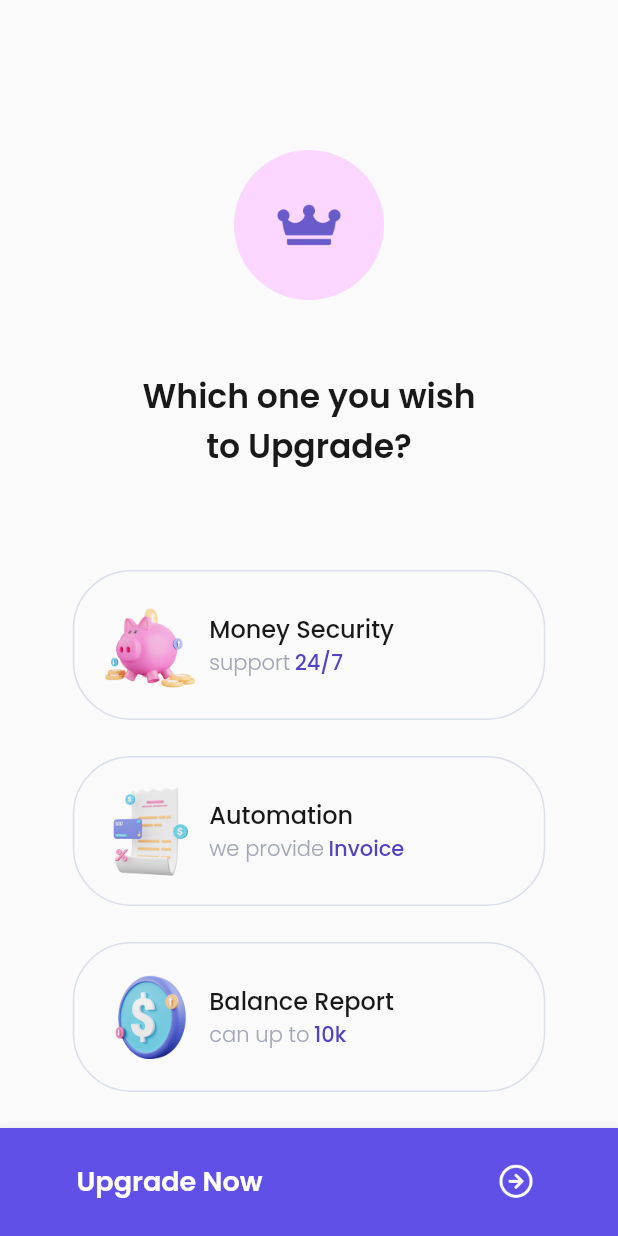
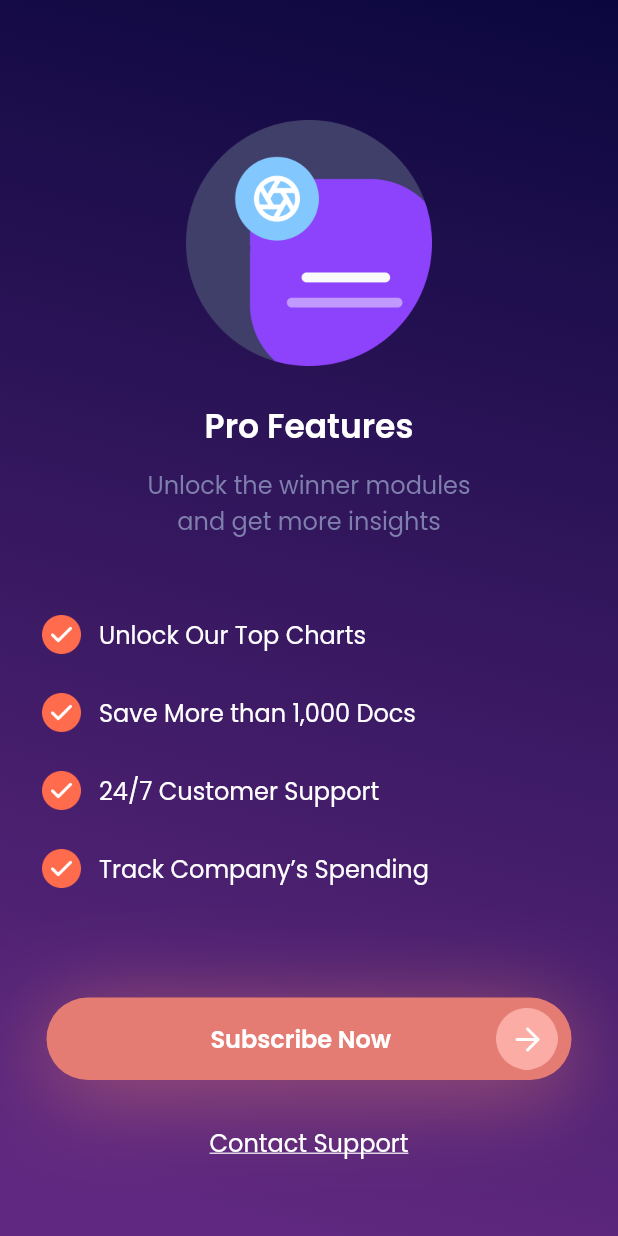
Before and after one commit to Ripat-2345/7-days-flutter, a Flutter app: the screen it shows after launch, on a phone screen of 412 x 824 dp. Run offline on Flutter 3.47's test engine with Material 2 defaults, Android fonts, the phone set to English and light mode, and no system bars; our stand-ins replace google_fonts.

Commit message:
update day 6 clear

```diff
--- a/day-6/flutter_application_1/lib/main.dart
+++ b/day-6/flutter_application_1/lib/main.dart
@@ -1,5 +1,6 @@
 import 'package:flutter/material.dart';
 import 'package:flutter_application_1/pages/pricing1.dart';
+import 'package:flutter_application_1/pages/pricing2.dart';
 
 void main() {
   runApp(Day6());
@@ -12,7 +13,7 @@ class Day6 extends StatelessWidget {
   Widget build(BuildContext context) {
     return MaterialApp(
       debugShowCheckedModeBanner: false,
-      home: Pricing1(),
+      home: Pricing2(),
     );
   }
 }
--- /dev/null
+++ b/day-6/flutter_application_1/lib/pages/pricing2.dart
@@ -0,0 +1,166 @@
+import 'package:flutter/material.dart';
+import 'package:google_fonts/google_fonts.dart';
+
+class Pricing2 extends StatefulWidget {
+  @override
+  _Pricing2State createState() => _Pricing2State();
+}
+
+class _Pricing2State extends State<Pricing2> {
+  Widget header() {
+    return Padding(
+      padding: const EdgeInsets.only(top: 80),
+      child: Center(
+        child: Column(
+          children: [
+            Image.asset(
+              'assets/features_icon.png',
+              width: 164,
+            ),
+            SizedBox(
+              height: 24,
+            ),
+            Text(
+              'Pro Features',
+              style: GoogleFonts.poppins(
+                color: Colors.white,
+                fontSize: 22,
+                fontWeight: FontWeight.w600,
+              ),
+            ),
+            SizedBox(
+              height: 10,
+            ),
+            Text(
+              'Unlock the winner modules\nand get more insights',
+              style: GoogleFonts.poppins(
+                color: Color(0xff7F7FAD),
+                fontSize: 16,
+              ),
+              textAlign: TextAlign.center,
+            ),
+          ],
+        ),
+      ),
+    );
+  }
+
+  Widget option(
+    String text,
+  ) {
+    return Container(
+      margin: EdgeInsets.only(left: 28),
+      child: Row(
+        mainAxisAlignment: MainAxisAlignment.start,
+        children: [
+          Padding(
+            padding: const EdgeInsets.only(right: 12),
+            child: Image.asset(
+              'assets/check_icon.png',
+              width: 26,
+            ),
+          ),
+          Text(
+            text,
+            style: GoogleFonts.poppins(
+              color: Colors.white,
+              fontSize: 16,
+            ),
+          ),
+        ],
+      ),
+    );
+  }
+
+  Widget btn_subscribe() {
+    return Container(
+      width: 350,
+      height: 55,
+      decoration: BoxDecoration(
+        borderRadius: BorderRadius.circular(31),
+        color: Color(0xffE57C73),
+        boxShadow: [
+          BoxShadow(
+            color: Color(0xffE57C73).withOpacity(0.5),
+            blurRadius: 50,
+            spreadRadius: 3,
+            offset: Offset(0, 8),
+          ),
+        ],
+      ),
+      child: Row(
+        mainAxisAlignment: MainAxisAlignment.center,
+        children: [
+          Padding(
+            padding: const EdgeInsets.only(left: 100, top: 15, bottom: 15),
+            child: Text(
+              'Subscribe Now',
+              style: GoogleFonts.poppins(
+                color: Colors.white,
+                fontSize: 16,
+                fontWeight: FontWeight.w600,
+              ),
+            ),
+          ),
+          Padding(
+            padding: const EdgeInsets.only(left: 70),
+            child: Image.asset(
+              'assets/btn_arrow.png',
+              width: 41,
+            ),
+          ),
+        ],
+      ),
+    );
+  }
+
+  @override
+  Widget build(BuildContext context) {
+    return Container(
+      decoration: BoxDecoration(
+        gradient: LinearGradient(
+          begin: Alignment.topRight,
+          end: Alignment.bottomCenter,
+          colors: [Color(0xff0B073E), Color(0xff602880)],
+        ),
+      ),
+      child: Scaffold(
+        backgroundColor: Colors.transparent,
+        body: Column(
+          children: [
+            header(),
+            SizedBox(
+              height: 51,
+            ),
+            option('Unlock Our Top Charts'),
+            SizedBox(
+              height: 26,
+            ),
+            option('Save More than 1,000 Docs'),
+            SizedBox(
+              height: 26,
+            ),
+            option('24/7 Customer Support'),
+            SizedBox(
+              height: 26,
+            ),
+            option('Track Company’s Spending'),
+            SizedBox(
+              height: 73,
+            ),
+            btn_subscribe(),
+            SizedBox(height: 30),
+            Text(
+              'Contact Support',
+              style: GoogleFonts.poppins(
+                color: Colors.white,
+                fontSize: 16,
+                decoration: TextDecoration.underline,
+              ),
+            ),
+          ],
+        ),
+      ),
+    );
+  }
+}
```
Also changed, not shown: day-6/flutter_application_1/assets/btn_arrow.png (added).
